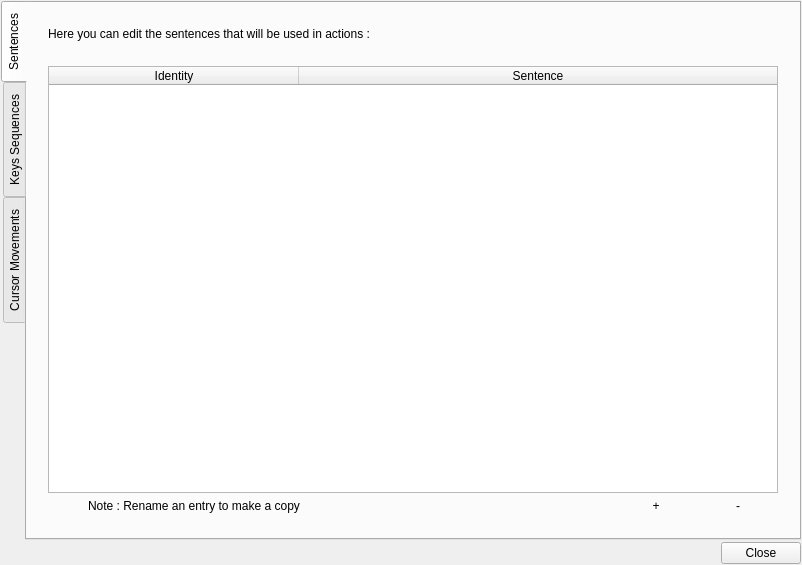
Above: ui/various_dialogs/DataEditDialog.ui from AmirHammouteneEI/ScheduledPasteAndKeys before the change. Below: the same form after it.
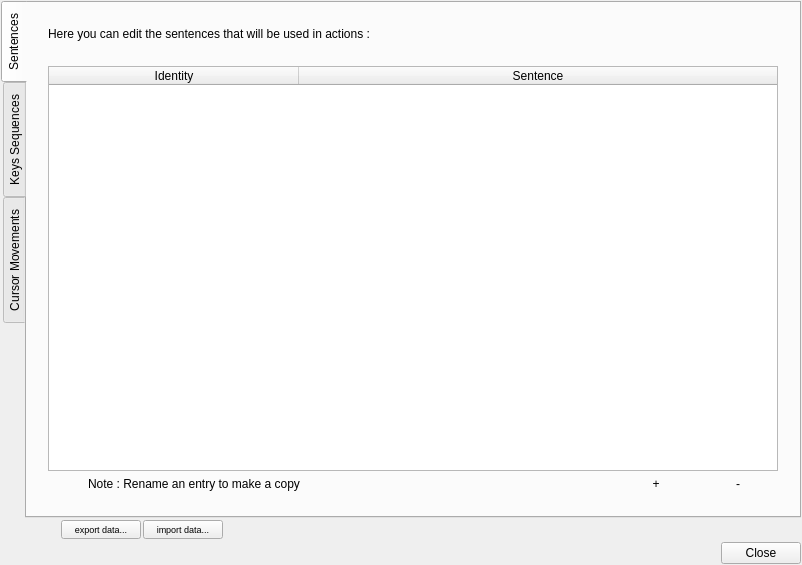
That is the form after the change. Custom widgets are drawn as their Qt base class.

Commit message: ready for v2.2 ; added duplicate actions list tool ; added rescale cursor position for new resolution tool ; added import export task file ; added import export data file ; some code corrections ; some actions process corrections

Patch:
```diff
--- a/ui/various_dialogs/DataEditDialog.ui
+++ b/ui/various_dialogs/DataEditDialog.ui
@@ -744,6 +744,66 @@
      </widget>
     </widget>
    </item>
+   <item>
+    <layout class="QHBoxLayout" name="horizontalLayout_4">
+     <item>
+      <spacer name="horizontalSpacer_13">
+       <property name="orientation">
+        <enum>Qt::Orientation::Horizontal</enum>
+       </property>
+       <property name="sizeType">
+        <enum>QSizePolicy::Policy::Fixed</enum>
+       </property>
+       <property name="sizeHint" stdset="0">
+        <size>
+         <width>60</width>
+         <height>20</height>
+        </size>
+       </property>
+      </spacer>
+     </item>
+     <item>
+      <widget class="QPushButton" name="exportButton">
+       <property name="font">
+        <font>
+         <pointsize>7</pointsize>
+        </font>
+       </property>
+       <property name="text">
+        <string>export data...</string>
+       </property>
+      </widget>
+     </item>
+     <item>
+      <widget class="QPushButton" name="importButton">
+       <property name="font">
+        <font>
+         <pointsize>7</pointsize>
+        </font>
+       </property>
+       <property name="text">
+        <string>import data...</string>
+       </property>
+      </widget>
+     </item>
+     <item>
+      <spacer name="horizontalSpacer_14">
+       <property name="orientation">
+        <enum>Qt::Orientation::Horizontal</enum>
+       </property>
+       <property name="sizeType">
+        <enum>QSizePolicy::Policy::Expanding</enum>
+       </property>
+       <property name="sizeHint" stdset="0">
+        <size>
+         <width>60</width>
+         <height>20</height>
+        </size>
+       </property>
+      </spacer>
+     </item>
+    </layout>
+   </item>
    <item>
     <widget class="QDialogButtonBox" name="buttonBox">
      <property name="orientation">
```
The commit also changes 49 other files.
